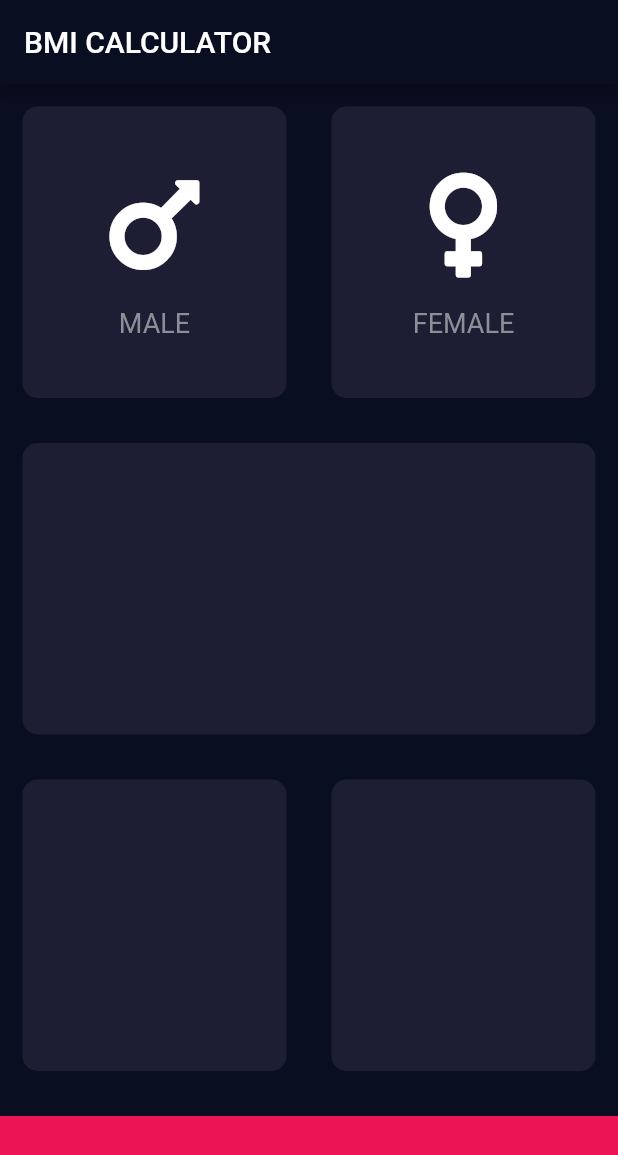
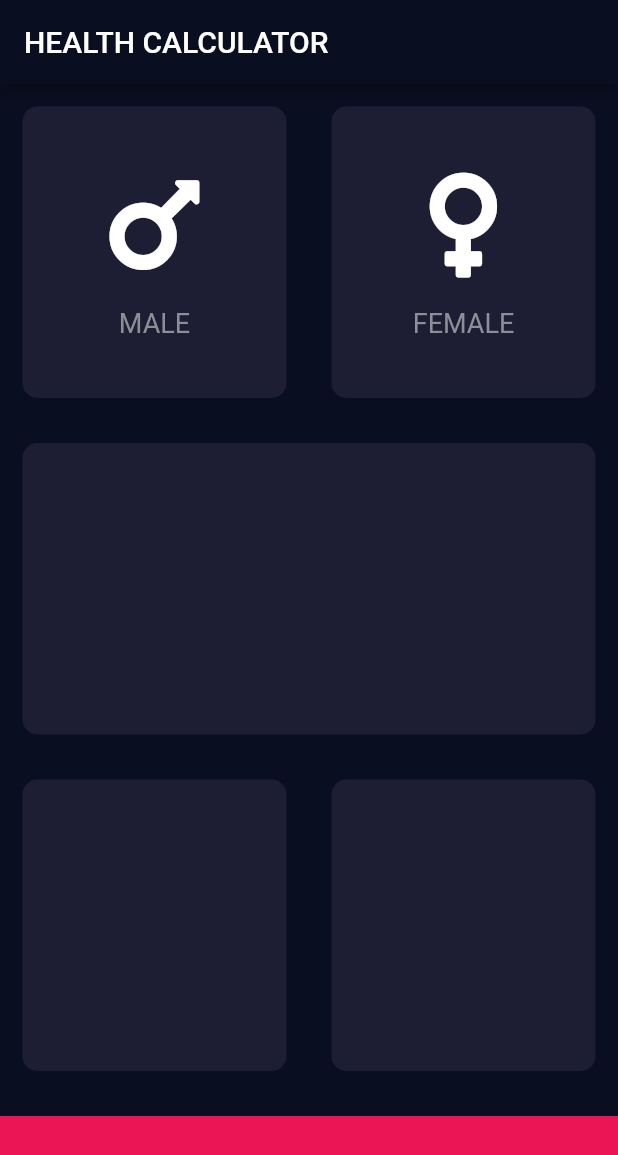
Before and after one commit to coderaky/health-calculator, a Flutter app: the screen it shows after launch, on a phone screen of 412 x 824 dp. Shown: the top 1155 px of the screen. Run offline on Flutter 3.47's test engine with Material 2 defaults, Android fonts, the phone set to English and light mode, and no system bars; our stand-ins replace font_awesome_flutter.

Commit message:
modified the widget

```diff
--- a/lib/input_page.dart
+++ b/lib/input_page.dart
@@ -5,6 +5,7 @@ import 'icon_content.dart';
 import 'reuse_card.dart';
 
 const activecardcolour = Color(0xFF1D1E33);
+const inactivecardcolour = Color(0xFF111328);
 const buttombuttonheight = 80.0;
 const buttombuttoncolour = Color(0xFFEB1555);
 
@@ -18,7 +19,7 @@ class _InputPageState extends State<InputPage> {
   Widget build(BuildContext context) {
     return Scaffold(
       appBar: AppBar(
-        title: Text('BMI CALCULATOR'),
+        title: Text('HEALTH CALCULATOR'),
       ),
       body: Column(
         children: <Widget>[
```
